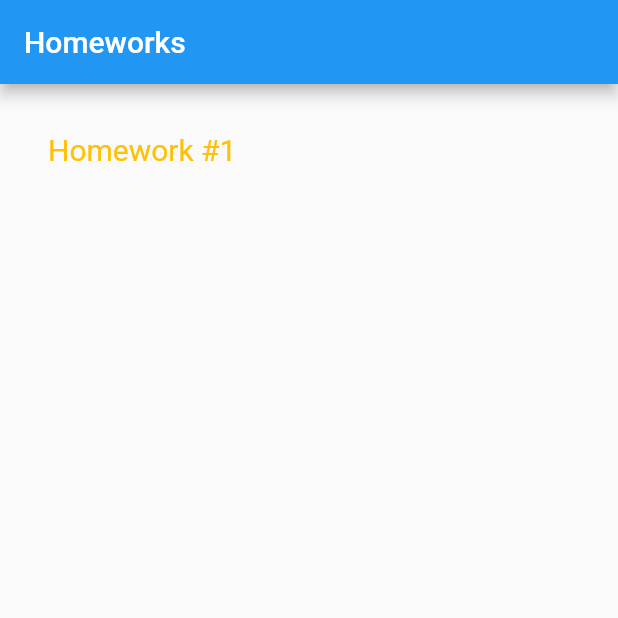
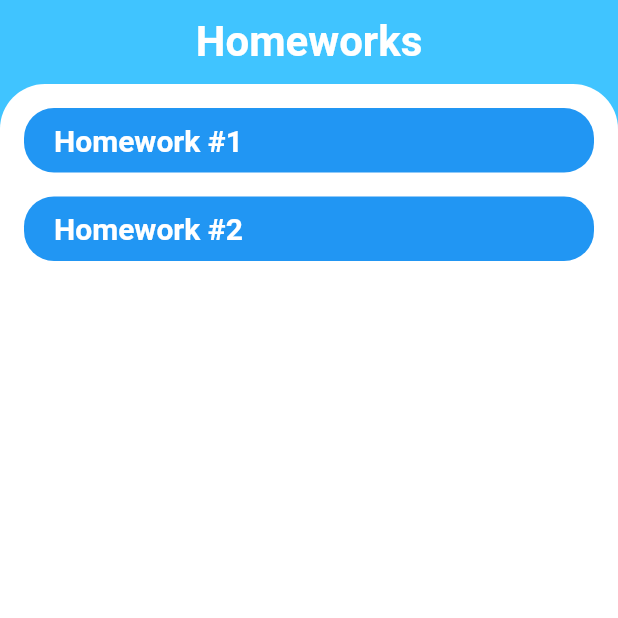
Before and after one commit to NotArtyom/Flutter_homeworks, a Flutter app: the screen it shows after launch, on a phone screen of 412 x 824 dp, the top half of it. Run offline on Flutter 3.47's test engine with Material 2 defaults, Android fonts, the phone set to English and light mode, and no system bars; our stand-ins replace dio, flutter_mobx, mobx, retrofit; generated files the repository leaves out were written again.

Commit message:
feature/HW-2

```diff
--- a/lib/main.dart
+++ b/lib/main.dart
@@ -1,5 +1,6 @@
 import 'package:flutter/material.dart';
 import 'package:flut_homework/hw1/hw1.dart';
+import 'package:flut_homework/hw2/hw2.dart';
 
 void main() {
   runApp(MyApp());
@@ -8,11 +9,15 @@ void main() {
 class MyApp extends StatelessWidget {
   @override
   Widget build(BuildContext context) {
+    final ThemeData theme = ThemeData();
     return MaterialApp(
-      title: 'Flutter Demo',
-      theme: ThemeData(
-        primarySwatch: Colors.blue,
-      ),
+      title: 'Homeworks',
+      debugShowCheckedModeBanner: false,
+      theme: theme.copyWith(
+          primaryColor: Colors.blue,
+          colorScheme: theme.colorScheme
+              .copyWith(primary: Colors.lightBlueAccent, secondary: Colors.white),
+          appBarTheme: AppBarTheme(elevation: 0)),
       home: MyHomePage(title: 'Homeworks'),
     );
   }
@@ -28,41 +33,79 @@ class MyHomePage extends StatefulWidget {
 }
 
 class _MyHomePageState extends State<MyHomePage> {
-  Map<String, Widget> homeworks = {"Homework #1": Hw1()};
+  Map<String, Widget> homeworks = {
+    "Homework #1": HW1(),
+    "Homework #2": HW2()
+  };
 
   @override
   Widget build(BuildContext context) {
     return Scaffold(
+      backgroundColor: Theme.of(context).colorScheme.primary,
       appBar: AppBar(
-        title: Text(widget.title),
+        title: new Center(
+          child: Text(
+            widget.title,
+            textAlign: TextAlign.center,
+            style: TextStyle(fontSize: 28.0, fontWeight: FontWeight.bold),
+          ),
+        ),
       ),
-      body: SafeArea(
-        child: Center(
-          child: Padding(
-            padding: const EdgeInsets.all(16.0),
-            child: Column(
-              children: [
-                Expanded(
-                  child: ListView(
-                    children: homeworks.keys.map((key) {
-                      return ListTile(
-                        title: Text(
-                          key,
-                          style: const TextStyle(
-                              color: Colors.amber, fontSize: 20),
-                        ),
+      body: Column(
+        children: [
+          Expanded(
+            child: Container(
+              height: 500.0,
+              decoration: BoxDecoration(
+                  color: Theme.of(context).colorScheme.secondary,
+                  borderRadius: BorderRadius.only(
+                      topLeft: Radius.circular(30.0),
+                      topRight: Radius.circular(30.0))),
+              child: ClipRRect(
+                borderRadius: BorderRadius.only(
+                    topLeft: Radius.circular(30.0),
+                    topRight: Radius.circular(30.0)),
+                child: ListView.builder(
+                    itemCount: homeworks.keys.length,
+                    itemBuilder: (BuildContext context, int index) {
+                      final homeWork = homeworks.keys.elementAt(index);
+                      return GestureDetector(
                         onTap: () {
                           Navigator.of(context).push(MaterialPageRoute(
-                              builder: (context) => homeworks[key]!));
+                              builder: (context) => homeworks[homeWork]!));
                         },
+                        child: Container(
+                          margin: const EdgeInsets.only(
+                              top: 16.0, right: 16.0, left: 16.0),
+                          padding: const EdgeInsets.symmetric(
+                              horizontal: 20.0, vertical: 10.0),
+                          decoration: const BoxDecoration(
+                            color: Colors.blue,
+                            borderRadius: BorderRadius.only(
+                                topRight: Radius.circular(20.0),
+                                bottomLeft: Radius.circular(20.0),
+                                topLeft: Radius.circular(20.0),
+                                bottomRight: Radius.circular(20.0)),
+                          ),
+                          child: Row(
+                            children: [
+                              Text(
+                                homeWork,
+                                textAlign: TextAlign.center,
+                                style: TextStyle(
+                                    fontSize: 20.0,
+                                    fontWeight: FontWeight.bold,
+                                    color: Colors.white),
+                              ),
+                            ],
+                          ),
+                        ),
                       );
-                    }).toList(),
-                  ),
-                ),
-              ],
+                    }),
+              ),
             ),
           ),
-        ),
+        ],
       ),
     );
   }
```
Also changed, not shown: lib/hw1/hw1.dart (+4 -4 lines), lib/hw2/api_client.dart (added, +16 -0 lines), lib/hw2/hw2.dart (added, +121 -0 lines), lib/hw2/message.dart (added, +29 -0 lines), lib/hw2/message_store.dart (added, +45 -0 lines), pubspec.yaml (+15 -17 lines), lib/images_for_readme/hw2(1).png (added), pubspec.lock (deleted), 1 other file.
